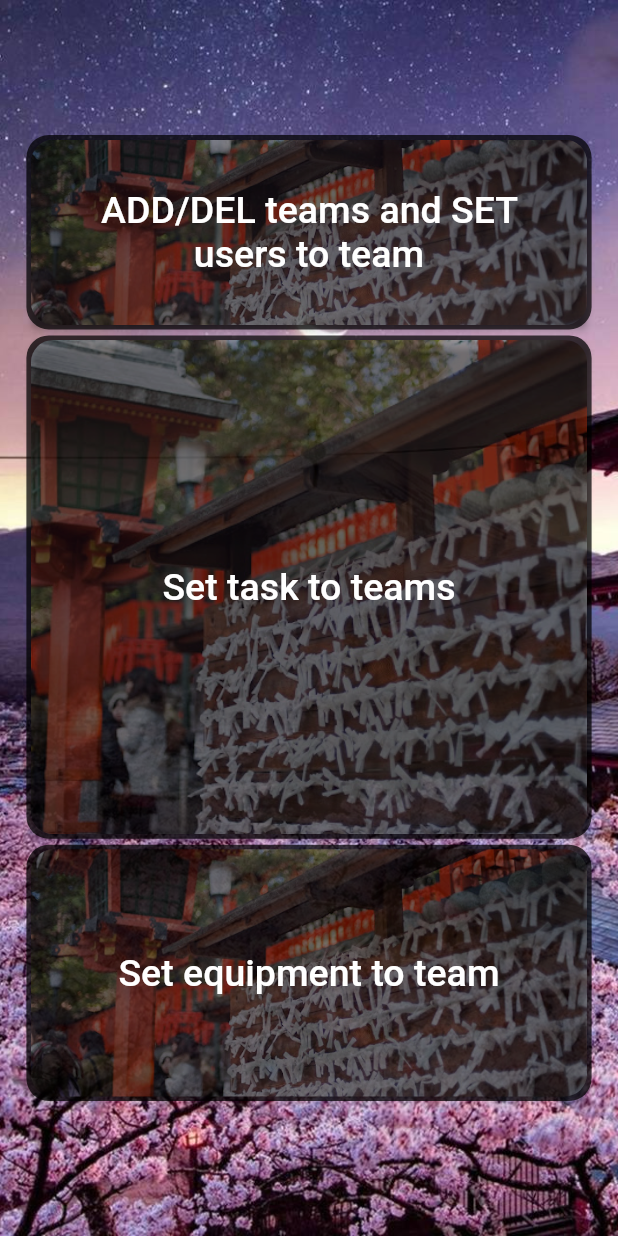
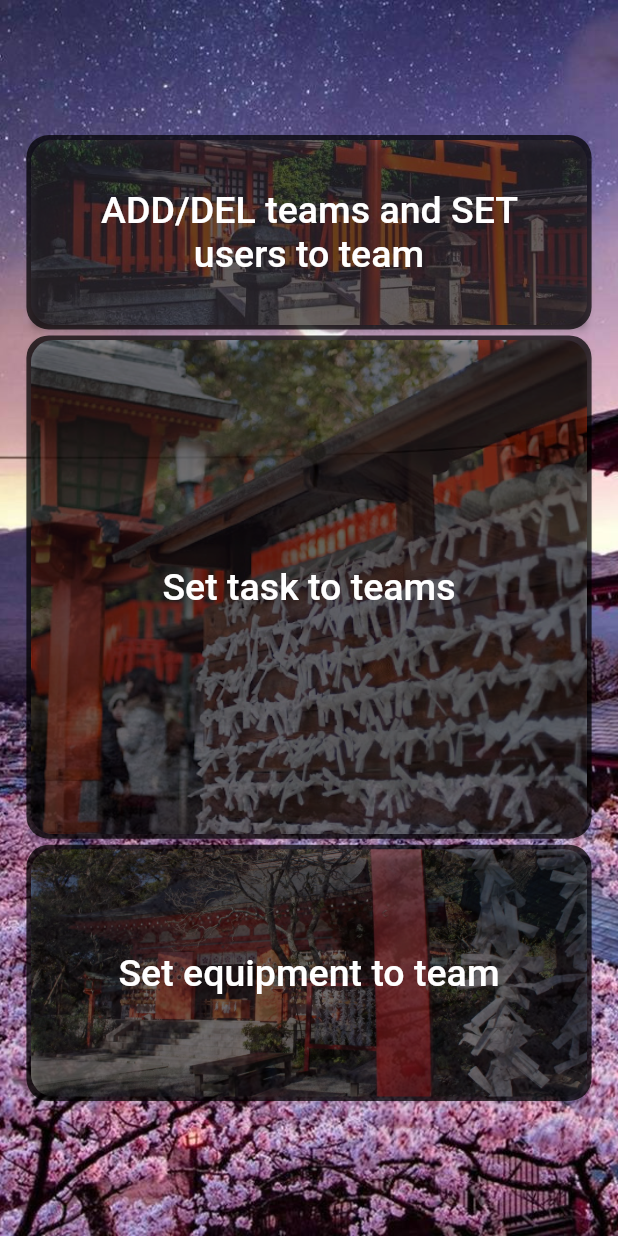
Before and after one commit to YuunOoO/DragCon, a Flutter app: the adminpage screen opened directly, on a phone screen of 412 x 824 dp. Run offline on Flutter 3.47's test engine with Material 2 defaults, Android fonts, the phone set to English and light mode, and no system bars; our stand-ins replace flutter_animation_progress_bar, google_maps_flutter, local_auth, location, permission_handler and 2 more; missing offline and left inert: dart:ffi, drag_and_drop_lists; accounts and stored records are empty; network calls fail; Roboto replaces fonts that are missing (jyunjun).

Commit message:
jakoś idzie

```diff
--- a/lib/Pages/TaskToTeam.dart
+++ b/lib/Pages/TaskToTeam.dart
@@ -10,6 +10,7 @@ import '../main.dart';
 import 'dart:collection';
 import 'package:sizer/sizer.dart';
 import 'homepage.dart';
+import 'package:sizer/sizer.dart';
 
 class TaskToTeam extends StatefulWidget {
   @override
--- a/lib/Pages/adminpage.dart
+++ b/lib/Pages/adminpage.dart
@@ -56,7 +56,7 @@ class _adminpage extends State<adminpage> {
                           decoration: BoxDecoration(
                             borderRadius: BorderRadius.circular(15),
                             image: DecorationImage(
-                              image: AssetImage("assets/images/adm1.jpg"),
+                              image: AssetImage("assets/images/adm2.jpg"),
                               fit: BoxFit.cover,
                               opacity: 0.5,
                             ),
@@ -139,7 +139,7 @@ class _adminpage extends State<adminpage> {
                           decoration: BoxDecoration(
                             borderRadius: BorderRadius.circular(15),
                             image: DecorationImage(
-                              image: AssetImage("assets/images/adm1.jpg"),
+                              image: AssetImage("assets/images/adm3.jpg"),
                               fit: BoxFit.cover,
                               opacity: 0.5,
                             ),
```
Also changed, not shown: assets/images/adm2.jpg (added), assets/images/adm3.jpg (added).
